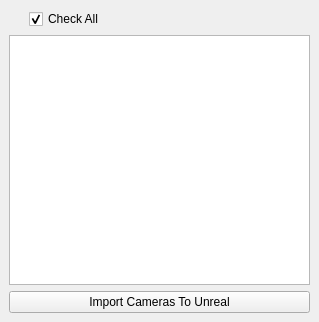
Above: unreal/python/ccunreal/shot/import_fbx_cam.ui from mrmcdog23/controlChaos before the change. Below: the same form after it.
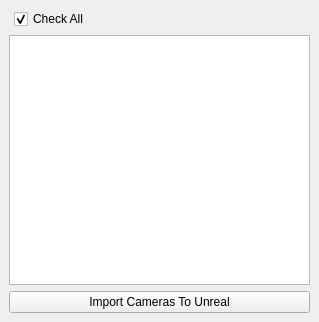
That is the form after the change.

Commit message: added style to the ui for camera imports

The edit to the form file:
```diff
--- a/unreal/python/ccunreal/shot/import_fbx_cam.ui
+++ b/unreal/python/ccunreal/shot/import_fbx_cam.ui
@@ -37,7 +37,7 @@
         </property>
         <property name="sizeHint" stdset="0">
          <size>
-          <width>20</width>
+          <width>5</width>
           <height>20</height>
          </size>
         </property>
```
Left out of the diff: 3 changed lines with no effect on the pictures. The commit also changes 2 other files.
